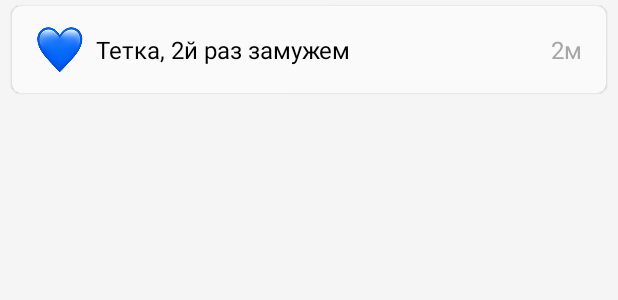
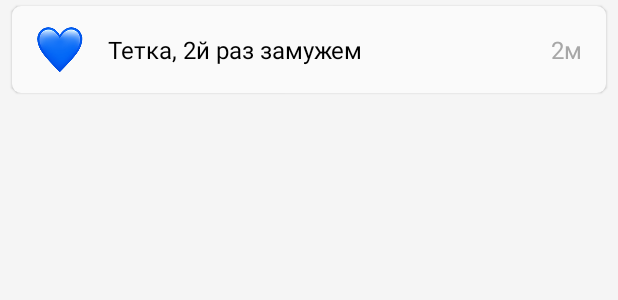
Before and after one commit to fnail1/colloquium, an Android app: the layout item_answer.xml on its own in the app's theme, with its tools: preview values and no code run, on a phone screen of 412 x 824 dp. Shown: the top 300 px of the screen. Run offline under Robolectric (Android 15) with nearby library versions, the light colour scheme and no system bars; network calls fail.

Commit message:
Пуши статус бар верстка контактов и ответов

```diff
--- a/app/src/main/java/ru/mail/colloquium/model/queries/ContactsQueries.java
+++ b/app/src/main/java/ru/mail/colloquium/model/queries/ContactsQueries.java
@@ -29,8 +29,8 @@ public class ContactsQueries extends SQLiteCommands<Contact> {
         int a = random.nextInt() & m;
         int k = random.nextInt() & m;
         String sql = selectAll + "\n" +
-//                "order by (phone = '79991112233') desc, ((" + a + " + _id * " + k + ") & " + m + ")  asc\n" +
-                "order by (" + a + " + _id * " + k + ") & " + m + "\n" +
+                "order by (phone like '7999111223%') desc, ((" + a + " + _id * " + k + ") & " + m + ")  asc\n" +
+//                "order by (" + a + " + _id * " + k + ") & " + m + "\n" +
                 "limit " + count + " offset 0";
 
         return new ContactsCursor(db.rawQuery(sql, null));
--- a/app/src/main/res/layout/fr_profile.xml
+++ b/app/src/main/res/layout/fr_profile.xml
@@ -19,4 +19,10 @@
         android:layout_width="wrap_content"
         android:layout_height="wrap_content"
         android:text="Reset"/>
+
+    <Button
+        android:id="@+id/copy_fcm"
+        android:layout_width="wrap_content"
+        android:layout_height="wrap_content"
+        android:text="Copy FCM token"/>
 </LinearLayout>
--- a/app/src/main/res/layout/item_answer.xml
+++ b/app/src/main/res/layout/item_answer.xml
@@ -5,8 +5,8 @@
     android:layout_width="match_parent"
     android:layout_height="58dp"
     android:layout_marginBottom="4dp"
+    android:layout_marginStart="@dimen/indent"
     android:layout_marginEnd="@dimen/indent"
-    android:layout_marginStart="@dimen/indent"
     android:layout_marginTop="4dp"
     android:background="@drawable/bg_item_answer"
     android:elevation="1dp"
@@ -19,8 +19,8 @@
         android:layout_height="wrap_content"
         android:layout_alignParentStart="true"
         android:layout_centerVertical="true"
-        android:layout_marginEnd="4dp"
-        android:layout_marginStart="8dp"
+        android:layout_marginStart="@dimen/indent"
+        android:layout_marginEnd="@dimen/indent"
         android:contentDescription="@string/icon"
         android:scaleType="centerInside"
         android:src="@drawable/ic_male_heart"
@@ -31,8 +31,8 @@
         android:layout_width="wrap_content"
         android:layout_height="wrap_content"
         android:layout_centerVertical="true"
-        android:layout_marginEnd="4dp"
-        android:layout_marginStart="4dp"
+        android:layout_marginStart="@dimen/indent"
+        android:layout_marginEnd="@dimen/indent"
         android:layout_toEndOf="@id/icon"
         android:textAppearance="@style/SubtitleTextAppearance"
         android:textColor="#000000"
@@ -44,8 +44,8 @@
         android:layout_height="wrap_content"
         android:layout_alignParentEnd="true"
         android:layout_centerVertical="true"
-        android:layout_marginEnd="8dp"
-        android:layout_marginStart="4dp"
+        android:layout_marginStart="@dimen/indent"
+        android:layout_marginEnd="@dimen/indent"
         android:textAppearance="@style/SubtitleTextAppearance"
         android:textColor="#a7a7a7"
         tools:text="2м"
--- a/app/src/main/res/values-v21/styles.xml
+++ b/app/src/main/res/values-v21/styles.xml
@@ -1,7 +1,7 @@
 <?xml version="1.0" encoding="utf-8"?>
 <resources>
 
-    <style name="AppTheme" parent="Theme.AppCompat.Light.DarkActionBar">
+    <style name="AppTheme" parent="Theme.AppCompat.Light.NoActionBar">
         <!-- Customize your theme here. -->
         <item name="colorPrimary">@color/colorPrimary</item>
         <item name="colorPrimaryDark">@color/colorPrimaryDark</item>
@@ -22,11 +22,20 @@
         <item name="colorControlHighlight">@color/colorAccent</item>
     </style>
 
-    <style name="AppTheme.TransparentStatus">
+    <style name="AppTheme.TransparentStatus" parent="Theme.AppCompat">
         <!--<item name="android:windowTranslucentStatus">true</item>-->
         <item name="android:statusBarColor">#00000000</item>
         <!--<item name="android:windowFullscreen">true</item>-->
         <!--<item name="android:windowDrawsSystemBarBackgrounds">false</item>-->
 
     </style>
+
+    <style name="MainActivityTheme" parent="Theme.AppCompat.Light.NoActionBar">
+        <!--<item name="android:windowTranslucentStatus">true</item>-->
+        <item name="android:statusBarColor">@color/mw_fade_black_30</item>
+        <!--<item name="android:windowFullscreen">true</item>-->
+        <!--<item name="android:windowDrawsSystemBarBackgrounds">false</item>-->
+
+    </style>
+
 </resources>
--- /dev/null
+++ b/app/src/main/res/values-v23/styles.xml
@@ -0,0 +1,13 @@
+<?xml version="1.0" encoding="utf-8"?>
+<resources>
+
+    <style name="MainActivityTheme" parent="Theme.AppCompat.Light.NoActionBar">
+        <!--<item name="android:windowTranslucentStatus">true</item>-->
+        <item name="android:statusBarColor">#00000000</item>
+        <item name="android:windowLightStatusBar">true</item>
+
+        <!--<item name="android:windowFullscreen">true</item>-->
+        <!--<item name="android:windowDrawsSystemBarBackgrounds">false</item>-->
+
+    </style>
+</resources>
```
Also changed, not shown: app/build.gradle (+5 -2 lines), app/src/main/AndroidManifest.xml (+27 -1 lines), app/src/main/java/ru/mail/colloquium/App.java (+26 -2 lines), app/src/main/java/ru/mail/colloquium/Preferences.java (+3 -4 lines), app/src/main/java/ru/mail/colloquium/api/ApiService.java (+5 -2 lines), app/src/main/java/ru/mail/colloquium/service/AppService.java (+29 -0 lines), app/src/main/java/ru/mail/colloquium/service/fcm/FcmMessagingService.java (added, +77 -0 lines), app/src/main/java/ru/mail/colloquium/service/fcm/FcmRegistrationService.java (added, +44 -0 lines), app/src/main/java/ru/mail/colloquium/service/notifications/NotificationJobService.java (added, +40 -0 lines), app/src/main/java/ru/mail/colloquium/ui/main/MainActivity.java (+16 -0 lines), app/src/main/java/ru/mail/colloquium/ui/main/profile/ProfileFragment.java (+17 -1 lines), app/src/main/res/layout/item_contact.xml (+8 -7 lines).
